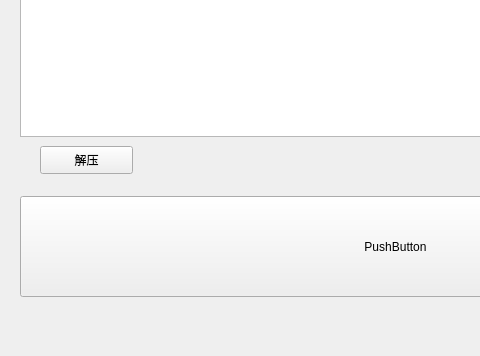
Qt form XSignWin.ui (late0001/XSign) before a commit; both pictures show x 0 to 480 and y 244 to 600 of the 800 by 600 pixel window.
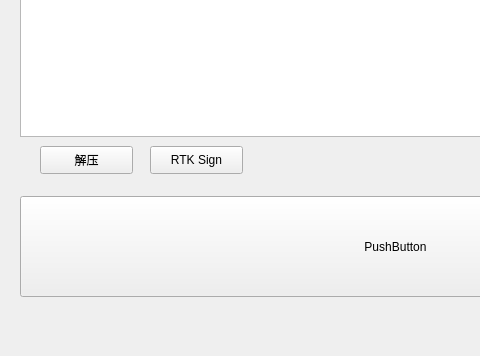
The same form after that commit.

Commit message: Realize RTK sign

The edit to the form file:
```diff
--- a/XSignWin.ui
+++ b/XSignWin.ui
@@ -50,6 +50,19 @@
      <string>解压</string>
     </property>
    </widget>
+   <widget class="QPushButton" name="btnRtkSign">
+    <property name="geometry">
+     <rect>
+      <x>150</x>
+      <y>390</y>
+      <width>93</width>
+      <height>28</height>
+     </rect>
+    </property>
+    <property name="text">
+     <string>RTK Sign</string>
+    </property>
+   </widget>
   </widget>
   <widget class="QMenuBar" name="menubar">
    <property name="geometry">
```
The commit also changes 6 other files.
